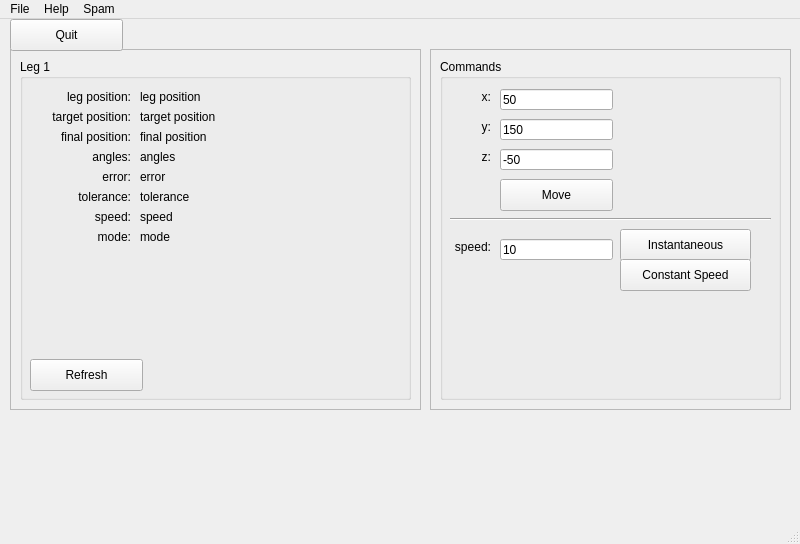
Old version of the form ui/main_window.ui in the repository h3nnn4n/hexapod_remote.
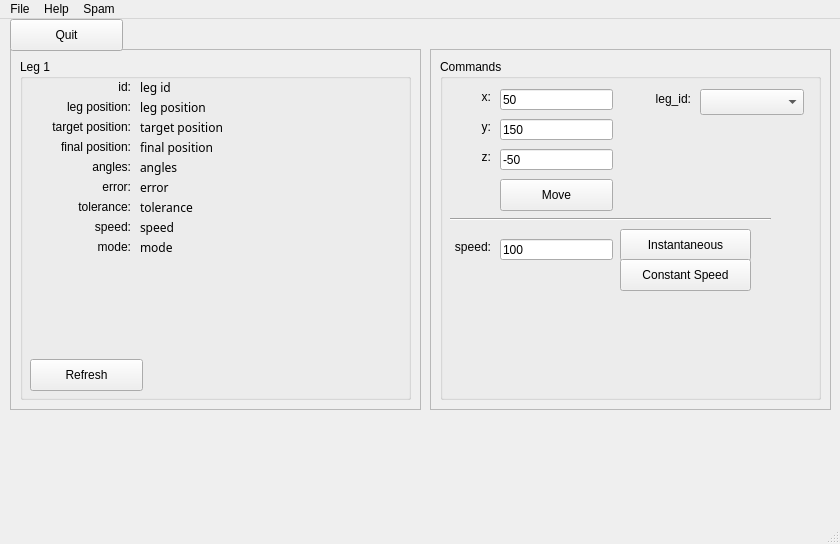
New version of the form.

Commit message: Allow control of individual legs

What changed in the file:
```diff
--- a/ui/main_window.ui
+++ b/ui/main_window.ui
@@ -6,7 +6,7 @@
    <rect>
     <x>0</x>
     <y>0</y>
-    <width>800</width>
+    <width>840</width>
     <height>544</height>
    </rect>
   </property>
@@ -45,11 +45,16 @@
       <property name="geometry">
        <rect>
         <x>120</x>
-        <y>30</y>
+        <y>40</y>
         <width>261</width>
         <height>16</height>
        </rect>
       </property>
+      <property name="font">
+       <font>
+        <family>Monaco</family>
+       </font>
+      </property>
       <property name="text">
        <string>leg position</string>
       </property>
@@ -58,11 +63,16 @@
       <property name="geometry">
        <rect>
         <x>120</x>
-        <y>50</y>
+        <y>60</y>
         <width>261</width>
         <height>16</height>
        </rect>
       </property>
+      <property name="font">
+       <font>
+        <family>Monaco</family>
+       </font>
+      </property>
       <property name="text">
        <string>target position</string>
       </property>
@@ -71,11 +81,16 @@
       <property name="geometry">
        <rect>
         <x>120</x>
-        <y>110</y>
+        <y>120</y>
         <width>211</width>
         <height>16</height>
        </rect>
       </property>
+      <property name="font">
+       <font>
+        <family>Monaco</family>
+       </font>
+      </property>
       <property name="text">
        <string>error</string>
       </property>
@@ -97,7 +112,7 @@
       <property name="geometry">
        <rect>
         <x>10</x>
-        <y>50</y>
+        <y>60</y>
         <width>101</width>
         <height>16</height>
        </rect>
@@ -113,7 +128,7 @@
       <property name="geometry">
        <rect>
         <x>10</x>
-        <y>30</y>
+        <y>40</y>
         <width>101</width>
         <height>16</height>
        </rect>
@@ -129,7 +144,7 @@
       <property name="geometry">
        <rect>
         <x>10</x>
-        <y>110</y>
+        <y>120</y>
         <width>101</width>
         <height>16</height>
        </rect>
@@ -145,7 +160,7 @@
       <property name="geometry">
        <rect>
         <x>10</x>
-        <y>130</y>
+        <y>140</y>
         <width>101</width>
         <height>16</height>
        </rect>
@@ -161,11 +176,16 @@
       <property name="geometry">
        <rect>
         <x>120</x>
-        <y>130</y>
+        <y>140</y>
         <width>211</width>
         <height>16</height>
        </rect>
       </property>
+      <property name="font">
+       <font>
+        <family>Monaco</family>
+       </font>
+      </property>
       <property name="text">
        <string>tolerance</string>
       </property>
@@ -174,7 +194,7 @@
       <property name="geometry">
        <rect>
         <x>10</x>
-        <y>150</y>
+        <y>160</y>
         <width>101</width>
         <height>16</height>
        </rect>
@@ -190,11 +210,16 @@
       <property name="geometry">
        <rect>
         <x>120</x>
-        <y>150</y>
+        <y>160</y>
         <width>211</width>
         <height>16</height>
        </rect>
       </property>
+      <property name="font">
+       <font>
+        <family>Monaco</family>
+       </font>
+      </property>
       <property name="text">
        <string>speed</string>
       </property>
@@ -203,7 +228,7 @@
       <property name="geometry">
        <rect>
         <x>10</x>
-        <y>170</y>
+        <y>180</y>
         <width>101</width>
         <height>16</height>
        </rect>
@@ -219,11 +244,16 @@
       <property name="geometry">
        <rect>
         <x>120</x>
-        <y>170</y>
+        <y>180</y>
         <width>211</width>
         <height>16</height>
        </rect>
       </property>
+      <property name="font">
+       <font>
+        <family>Monaco</family>
+       </font>
+      </property>
       <property name="text">
        <string>mode</string>
       </property>
@@ -232,7 +262,7 @@
       <property name="geometry">
        <rect>
         <x>10</x>
-        <y>70</y>
+        <y>80</y>
         <width>101</width>
         <height>16</height>
        </rect>
@@ -248,11 +278,16 @@
       <property name="geometry">
        <rect>
         <x>120</x>
-        <y>90</y>
+        <y>100</y>
         <width>261</width>
         <height>16</height>
        </rect>
       </property>
+      <property name="font">
+       <font>
+        <family>Monaco</family>
+       </font>
+      </property>
       <property name="text">
        <string>angles</string>
       </property>
@@ -261,7 +296,7 @@
       <property name="geometry">
        <rect>
         <x>10</x>
-        <y>90</y>
+        <y>100</y>
         <width>101</width>
         <height>16</height>
        </rect>
@@ -277,15 +312,54 @@
       <property name="geometry">
        <rect>
         <x>120</x>
-        <y>70</y>
+        <y>80</y>
         <width>261</width>
         <height>16</height>
        </rect>
       </property>
+      <property name="font">
+       <font>
+        <family>Monaco</family>
+       </font>
+      </property>
       <property name="text">
        <string>final position</string>
       </property>
      </widget>
+     <widget class="QLabel" name="leg1_position_label_4">
+      <property name="geometry">
+       <rect>
+        <x>10</x>
+        <y>20</y>
+        <width>101</width>
+        <height>16</height>
+       </rect>
+      </property>
+      <property name="text">
+       <string>id:</string>
+      </property>
+      <property name="alignment">
+       <set>Qt::AlignRight|Qt::AlignTrailing|Qt::AlignVCenter</set>
+      </property>
+     </widget>
+     <widget class="QLabel" name="leg1_id_label">
+      <property name="geometry">
+       <rect>
+        <x>120</x>
+        <y>20</y>
+        <width>261</width>
+        <height>16</height>
+       </rect>
+      </property>
+      <property name="font">
+       <font>
+        <family>Monaco</family>
+       </font>
+      </property>
+      <property name="text">
+       <string>leg id</string>
+      </property>
+     </widget>
     </widget>
    </widget>
    <widget class="QPushButton" name="quitPushButton">
@@ -306,7 +380,7 @@
      <rect>
       <x>430</x>
       <y>30</y>
-      <width>361</width>
+      <width>401</width>
       <height>361</height>
      </rect>
     </property>
@@ -321,7 +395,7 @@
       <rect>
        <x>10</x>
        <y>10</y>
-       <width>341</width>
+       <width>381</width>
        <height>341</height>
       </rect>
      </property>
@@ -480,7 +554,7 @@
        </rect>
       </property>
       <property name="text">
-       <string>10</string>
+       <string>100</string>
       </property>
      </widget>
      <widget class="Line" name="line">
@@ -496,6 +570,32 @@
        <enum>Qt::Horizontal</enum>
       </property>
      </widget>
+     <widget class="QLabel" name="label_5">
+      <property name="geometry">
+       <rect>
+        <x>180</x>
+        <y>30</y>
+        <width>71</width>
+        <height>20</height>
+       </rect>
+      </property>
+      <property name="text">
+       <string>leg_id:</string>
+      </property>
+      <property name="alignment">
+       <set>Qt::AlignRight|Qt::AlignTrailing|Qt::AlignVCenter</set>
+      </property>
+     </widget>
+     <widget class="QComboBox" name="comboBox_command_leg_id">
+      <property name="geometry">
+       <rect>
+        <x>260</x>
+        <y>30</y>
+        <width>104</width>
+        <height>26</height>
+       </rect>
+      </property>
+     </widget>
     </widget>
    </widget>
   </widget>
@@ -504,7 +604,7 @@
     <rect>
      <x>0</x>
      <y>0</y>
-     <width>800</width>
+     <width>840</width>
      <height>22</height>
     </rect>
    </property>
```
Left out of the diff: 4 changed lines with no effect on the pictures. The commit also changes 1 other file.
